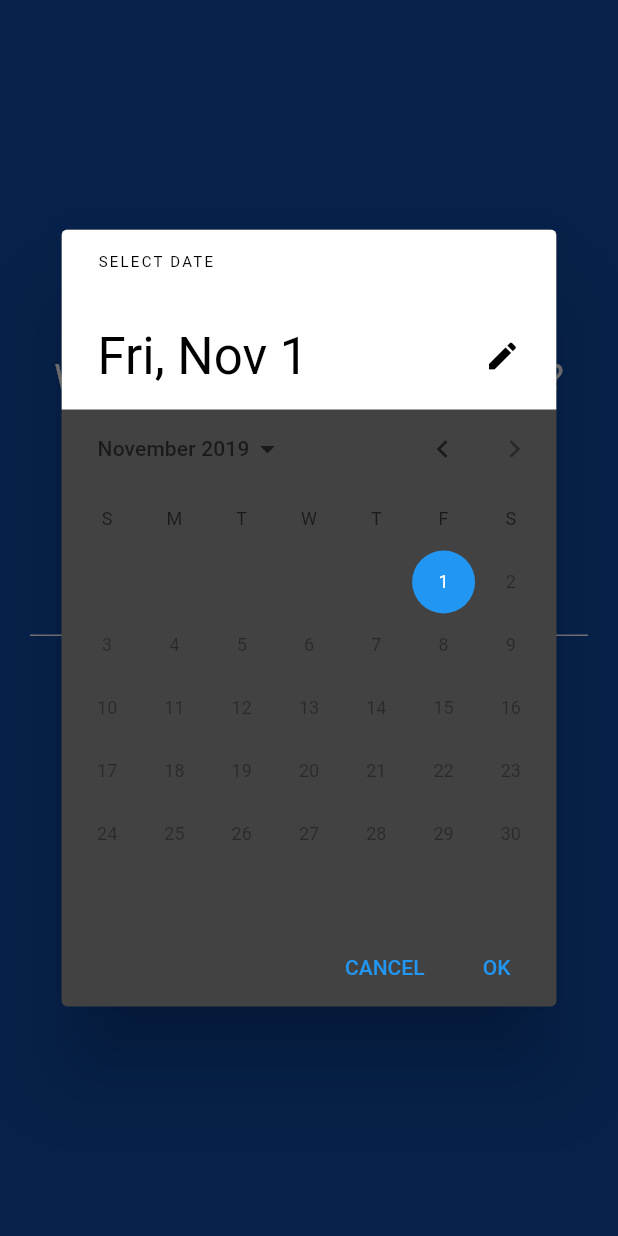
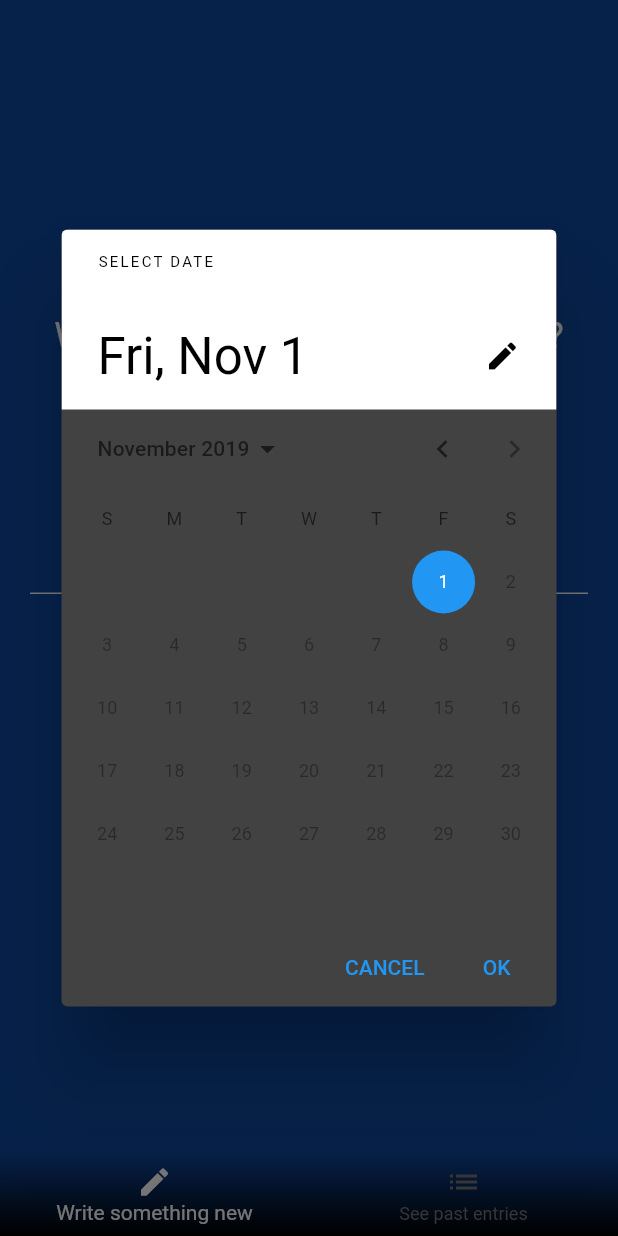
Before and after one commit to sdstolworthy/base_flutter_app, a Flutter app: the JournalPageView screen opened by its route, after a tap on an icon or button, on a phone screen of 412 x 824 dp. Run offline on Flutter 3.47's test engine with Material 2 defaults, Android fonts, the phone set to English and light mode, and no system bars; our stand-ins replace bloc, cloud_firestore, dio, faker, firebase_auth, firebase_storage and 4 more; accounts and stored records are empty; network calls fail.

Commit message:
added bottom navigation bar

```diff
--- a/lib/src/blocs/pageView/page_view_bloc.dart
+++ b/lib/src/blocs/pageView/page_view_bloc.dart
@@ -3,13 +3,22 @@ import 'package:bloc/bloc.dart';
 import './bloc.dart';
 import 'package:flutter/material.dart';
 
+const int animationDurationInMilliseconds = 60;
+
 class PageViewBloc extends Bloc<PageViewEvent, PageViewState> {
   PageController pageController;
+  Map<String, int> pages;
+  PageViewBloc({PageController pageController, this.pages}) {
+    this.pageController = (pageController ?? new PageController(initialPage: 0))
+      ..addListener(() {
+        if (this.pageController.page.toInt() == this.pageController.page) {
+          this.add(NotifyPageChange(this.pageController.page.toInt()));
+        }
+      });
+  }
 
-  PageViewBloc({PageController pageController})
-      : this.pageController = pageController ?? new PageController();
   @override
-  PageViewState get initialState => InitialPageViewState();
+  PageViewState get initialState => CurrentPage(0);
 
   @override
   Stream<PageViewState> mapEventToState(
@@ -17,11 +26,19 @@ class PageViewBloc extends Bloc<PageViewEvent, PageViewState> {
   ) async* {
     if (event is NextPage) {
       pageController.nextPage(
-          curve: ElasticInCurve(), duration: Duration(milliseconds: 30));
+          curve: ElasticInCurve(),
+          duration: Duration(milliseconds: animationDurationInMilliseconds));
+    } else if (event is PreviousPage) {
+      pageController.previousPage(
+          curve: ElasticInCurve(),
+          duration: Duration(milliseconds: animationDurationInMilliseconds));
+    } else if (event is NotifyPageChange) {
+      yield CurrentPage(pageController.page.toInt());
+    } else if (event is SetPage) {
+      pageController.animateToPage(event.currentPage,
+          curve: ElasticInCurve(),
+          duration: Duration(milliseconds: animationDurationInMilliseconds));
     }
-    if (event is PreviousPage) {
-      pageController.previousPage(
-          curve: ElasticInCurve(), duration: Duration(milliseconds: 30));
-    }
+    yield CurrentPage(pageController.page.toInt());
   }
 }
--- a/lib/src/blocs/pageView/page_view_event.dart
+++ b/lib/src/blocs/pageView/page_view_event.dart
@@ -6,3 +6,13 @@ abstract class PageViewEvent {}
 class PreviousPage extends PageViewEvent {}
 
 class NextPage extends PageViewEvent {}
+
+class SetPage extends PageViewEvent {
+  final int currentPage;
+  SetPage(this.currentPage);
+}
+
+class NotifyPageChange extends PageViewEvent {
+  final int currentPage;
+  NotifyPageChange(this.currentPage);
+}
--- a/lib/src/blocs/pageView/page_view_state.dart
+++ b/lib/src/blocs/pageView/page_view_state.dart
@@ -3,4 +3,7 @@ import 'package:meta/meta.dart';
 @immutable
 abstract class PageViewState {}
 
-class InitialPageViewState extends PageViewState {}
+class CurrentPage extends PageViewState {
+  final int pageIndex;
+  CurrentPage(this.pageIndex);
+}
--- a/lib/src/screens/JournalPageView/JournalPageView.dart
+++ b/lib/src/screens/JournalPageView/JournalPageView.dart
@@ -1,25 +1,64 @@
 import 'package:flutter/material.dart';
 import 'package:flutter_bloc/flutter_bloc.dart';
+import 'package:grateful/src/blocs/pageView/bloc.dart';
 import 'package:grateful/src/blocs/pageView/page_view_bloc.dart';
 import 'package:grateful/src/screens/EditJournalEntry/EditJournalEntry.dart';
 import 'package:grateful/src/screens/JournalEntryFeed/JournalEntryFeed.dart';
 
-class JournalPageView extends StatefulWidget {
-  createState() => _JournalPageView();
-}
+// class JournalPageView extends StatefulWidget {
+//   createState() => _JournalPageView();
+// }
 
-class _JournalPageView extends State<JournalPageView> {
+class JournalPageView extends StatelessWidget {
   @override
   final PageViewBloc _pageViewBloc = PageViewBloc();
-  Widget build(BuildContext context) {
+  Widget build(BuildContext _) {
     return BlocProvider<PageViewBloc>(
         builder: (context) => _pageViewBloc,
+        child: BlocBuilder<PageViewBloc, PageViewState>(
+            bloc: _pageViewBloc,
+            builder: (context, state) {
+              if (state is CurrentPage) {
+                return Column(children: [
+                  Flexible(
                       child: PageView(
                     controller: _pageViewBloc.pageController,
                     children: <Widget>[
                       EditJournalEntry(),
                       JournalEntryFeed(),
                     ],
-        ));
+                  )),
+                  Container(
+                    color: Theme.of(context).backgroundColor,
+                    child: Container(
+                      decoration: BoxDecoration(
+                          gradient: LinearGradient(
+                              colors: [Colors.black, Colors.transparent],
+                              begin: Alignment.bottomCenter,
+                              end: Alignment.topCenter)),
+                      child: BottomNavigationBar(
+                        unselectedItemColor: Colors.grey[600],
+                        backgroundColor: Colors.transparent,
+                        elevation: 100,
+                        currentIndex: state.pageIndex,
+                        onTap: (index) {
+                          _pageViewBloc.add(SetPage(index));
+                        },
+                        items: [
+                          BottomNavigationBarItem(
+                              icon: Icon(Icons.edit),
+                              title: Text('Write something new')),
+                          BottomNavigationBarItem(
+                              icon: Icon(Icons.list),
+                              title: Text('See past entries'))
+                        ],
+                      ),
+                    ),
+                  )
+                ]);
+              } else {
+                return Container();
+              }
+            }));
   }
 }
```
Also changed, not shown: lib/src/screens/JournalEntryFeed/JournalEntryFeed.dart (+5 -2 lines), lib/src/widgets/JournalEntryCard.dart (deleted, +0 -52 lines), lib/src/widgets/JournalFeedListItem.dart (added, +45 -0 lines). Lines whose indentation alone changed are shown as unchanged.
